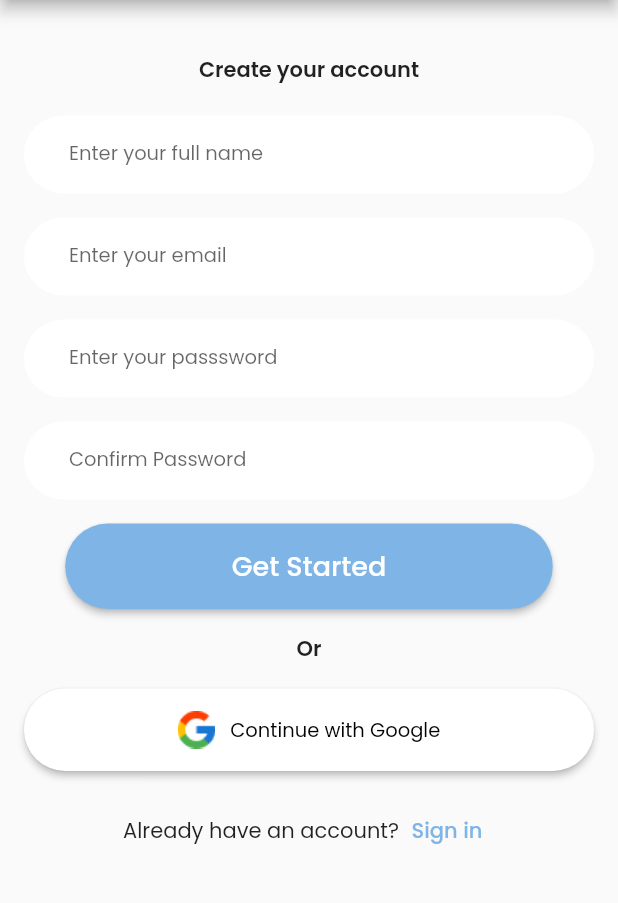
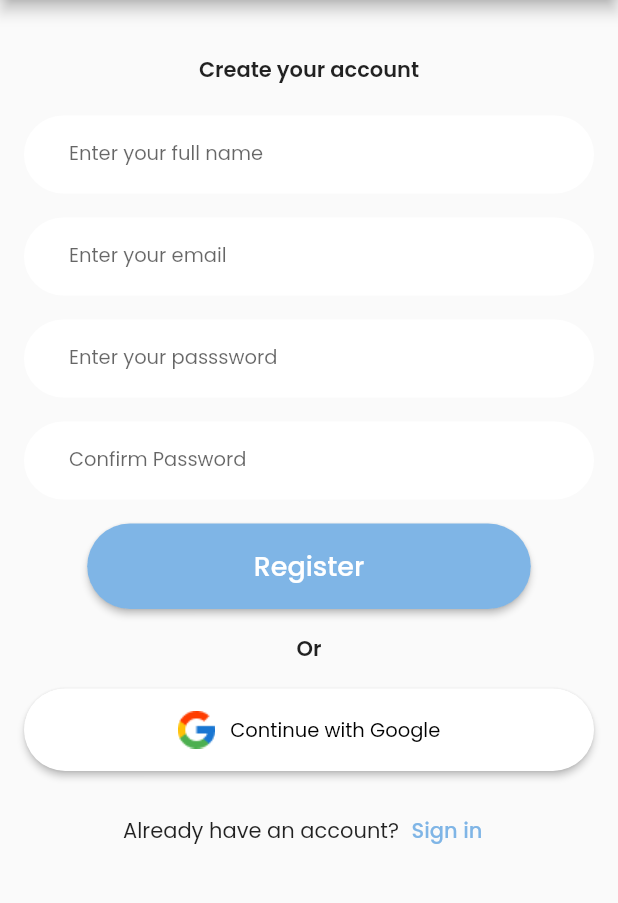
Before and after one commit to Black-Sigatoka/Frontend, a Flutter app: the RegisterScreen screen opened directly, on a phone screen of 412 x 824 dp, the part 84-987 px from its top. Run offline on Flutter 3.47's test engine with Material 2 defaults, Android fonts, the phone set to English and light mode, and no system bars; our stand-ins replace firebase_core; accounts and stored records are empty.

Commit message:
Update button text

```diff
--- a/lib/custom_widgets/custom_button.dart
+++ b/lib/custom_widgets/custom_button.dart
@@ -26,7 +26,7 @@ class CustomButton extends StatelessWidget {
           vertical: 15
         ),
         child: Text(
-          'Get Started',
+          text,
           style: TextStyle(
             fontSize: 18,
             fontWeight: FontWeight.w500,
```
